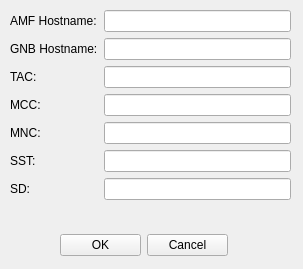
Before: the Qt Designer form netflux5g-editor/src/gui/ui/GNB_properties.ui in adaptivenetworklab/NetFlux5G, drawn with Qt 5.
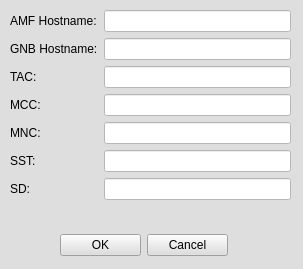
After: the same form once the commit is applied.

The edit to the form file:
```diff
--- a/netflux5g-editor/src/gui/ui/GNB_properties.ui
+++ b/netflux5g-editor/src/gui/ui/GNB_properties.ui
@@ -13,6 +13,9 @@
   <property name="windowTitle">
    <string>MainWindow</string>
   </property>
+  <property name="styleSheet">
+   <string notr="true">background-color: rgb(222, 222, 222);</string>
+  </property>
   <widget class="QWidget" name="centralwidget">
    <widget class="QWidget" name="formLayoutWidget">
     <property name="geometry">
@@ -74,25 +77,53 @@
       </widget>
      </item>
      <item row="0" column="1">
-      <widget class="QLineEdit" name="lineEdit_10"/>
+      <widget class="QLineEdit" name="GNB_AMFHostName">
+       <property name="styleSheet">
+        <string notr="true">background-color: rgb(255, 255, 255);</string>
+       </property>
+      </widget>
      </item>
      <item row="1" column="1">
-      <widget class="QLineEdit" name="lineEdit_13"/>
+      <widget class="QLineEdit" name="GNB_GNBHostName">
+       <property name="styleSheet">
+        <string notr="true">background-color: rgb(255, 255, 255);</string>
+       </property>
+      </widget>
      </item>
      <item row="2" column="1">
-      <widget class="QLineEdit" name="lineEdit_14"/>
+      <widget class="QLineEdit" name="GNB_TAC">
+       <property name="styleSheet">
+        <string notr="true">background-color: rgb(255, 255, 255);</string>
+       </property>
+      </widget>
      </item>
      <item row="3" column="1">
-      <widget class="QLineEdit" name="lineEdit_9"/>
+      <widget class="QLineEdit" name="GNB_MCC">
+       <property name="styleSheet">
+        <string notr="true">background-color: rgb(255, 255, 255);</string>
+       </property>
+      </widget>
      </item>
      <item row="4" column="1">
-      <widget class="QLineEdit" name="lineEdit_11"/>
+      <widget class="QLineEdit" name="GNB_MNC">
+       <property name="styleSheet">
+        <string notr="true">background-color: rgb(255, 255, 255);</string>
+       </property>
+      </widget>
      </item>
      <item row="5" column="1">
-      <widget class="QLineEdit" name="lineEdit_12"/>
+      <widget class="QLineEdit" name="GNB_SST">
+       <property name="styleSheet">
+        <string notr="true">background-color: rgb(255, 255, 255);</string>
+       </property>
+      </widget>
      </item>
      <item row="6" column="1">
-      <widget class="QLineEdit" name="lineEdit_8"/>
+      <widget class="QLineEdit" name="GNB_SD">
+       <property name="styleSheet">
+        <string notr="true">background-color: rgb(255, 255, 255);</string>
+       </property>
+      </widget>
      </item>
     </layout>
    </widget>
```
Left out of the diff: 4 changed lines with no effect on the pictures.
